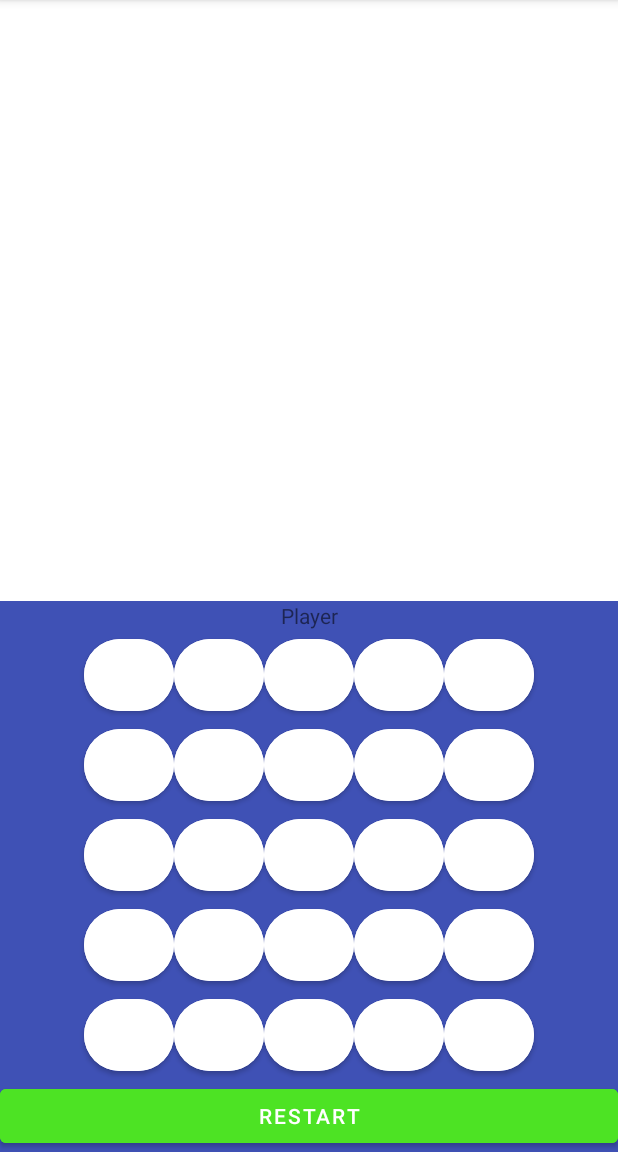
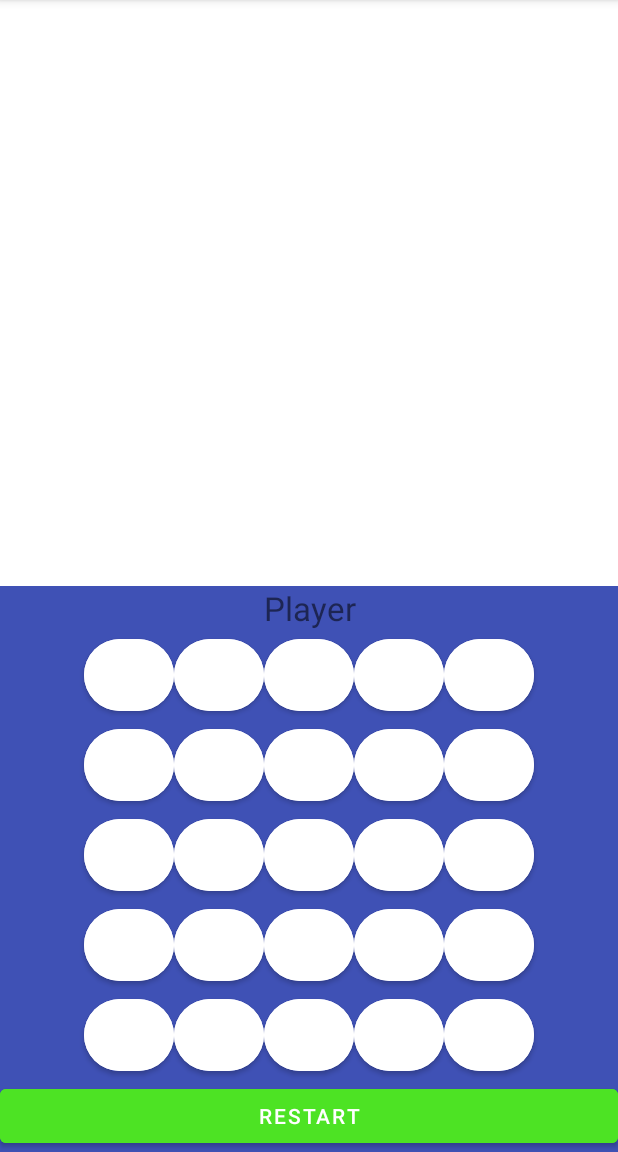
Before and after one commit to Maggins08/AndroidProjectCollection, an Android app: the Connect3 screen opened directly, with no data from a screen before it, on a phone screen of 412 x 824 dp, the part 84-1236 px from its top. Run offline under Robolectric (Android 15) with nearby library versions, the phone set to English and light mode, and no system bars.

Commit message:
1st Commit

```diff
--- a/AndroidProjectCollection/app/src/main/res/layout/activity_connect3.xml
+++ b/AndroidProjectCollection/app/src/main/res/layout/activity_connect3.xml
@@ -26,6 +26,7 @@
                 android:layout_height="wrap_content"
                 android:layout_weight="1"
                 android:text="Player"
+                android:textSize="22dp"
                 android:textAlignment="center" />
         </LinearLayout>
 
```
